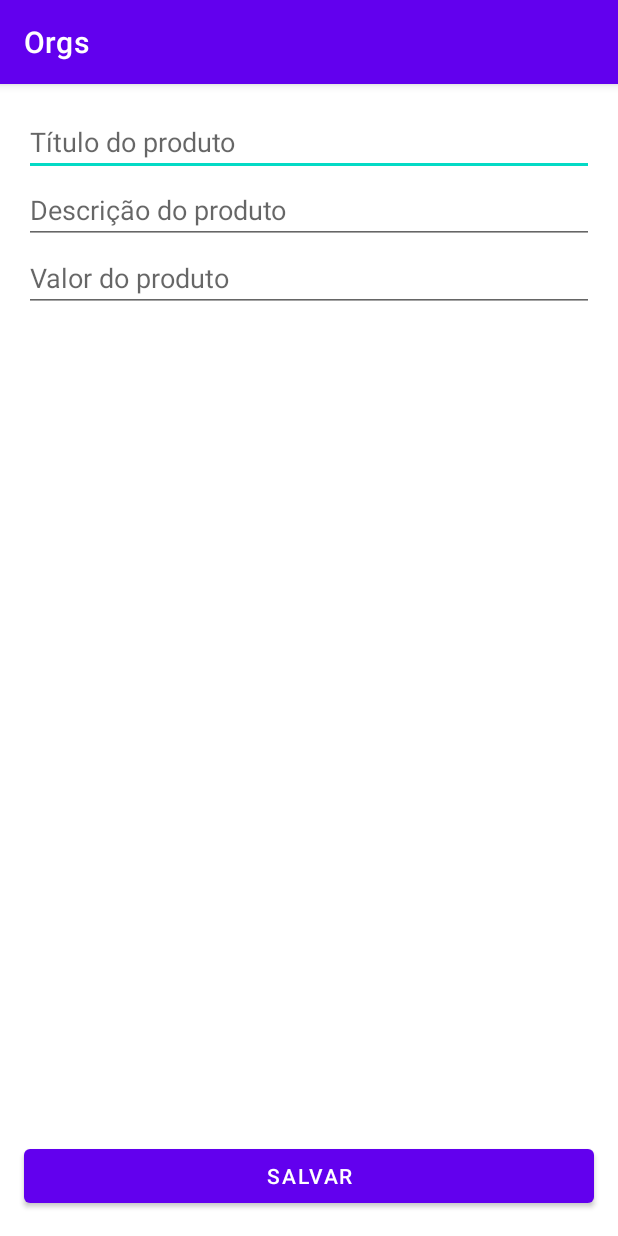
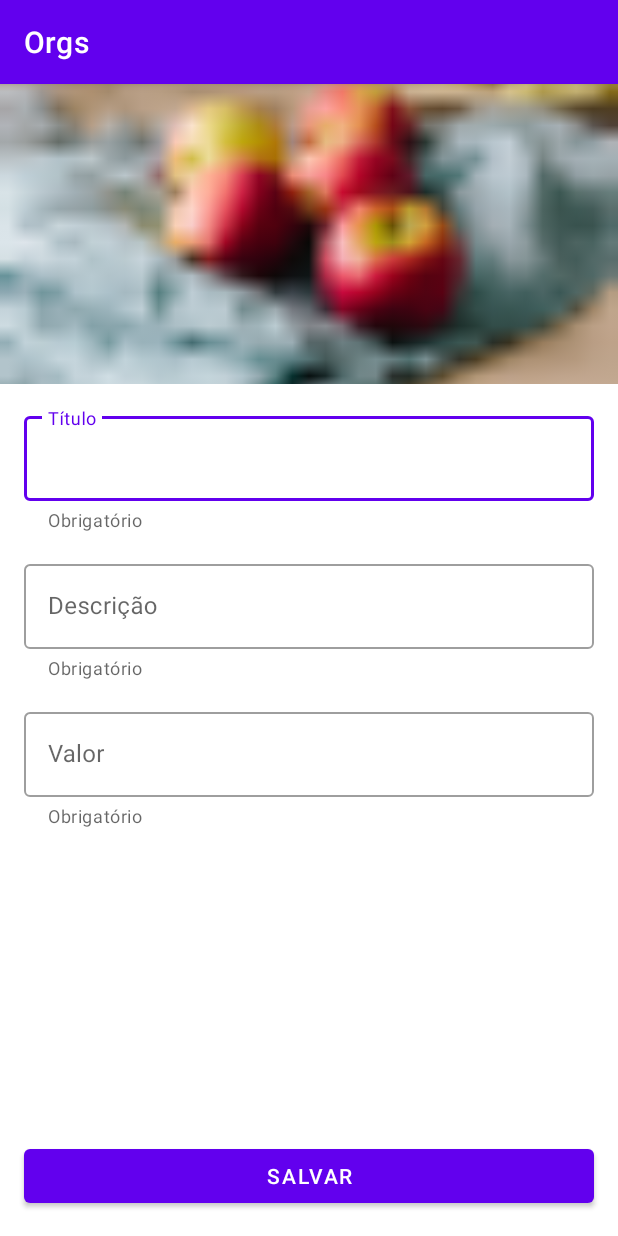
Before and after one commit to Franco904/orgs, an Android app: the CadastroProdutoActivity screen opened directly, with no data from a screen before it, on a phone screen of 412 x 824 dp. Run offline under Robolectric (Android 15) with nearby library versions, the phone set to English and light mode, and no system bars; our stand-ins replace data binding.

Commit message:
layout technics + new material widgets added

```diff
--- a/app/src/main/java/com/example/orgs/dao/ProdutosDao.kt
+++ b/app/src/main/java/com/example/orgs/dao/ProdutosDao.kt
@@ -13,7 +13,7 @@ class ProdutosDao {
     }
 
     companion object {
-        private val produtos = mutableListOf<Produto>(
+        private val produtos = mutableListOf(
             Produto("Maçãs", "Maçãs suculentas", BigDecimal("15.90")),
         )
     }
--- a/app/src/main/java/com/example/orgs/ui/activity/CadastroProdutoActivity.kt
+++ b/app/src/main/java/com/example/orgs/ui/activity/CadastroProdutoActivity.kt
@@ -34,13 +34,13 @@ class CadastroProdutoActivity : AppCompatActivity() {
 
     private fun createProduto(): Produto {
         val tituloField = binding.cadastroProdutoFieldTitulo
-        val titulo = tituloField.text.toString()
+        val titulo = tituloField.editText?.text.toString()
 
         val descricaoField = binding.cadastroProdutoFieldDescricao
-        val descricao = descricaoField.text.toString()
+        val descricao = descricaoField.editText?.text.toString()
 
         val valorField = binding.cadastroProdutoFieldValor
-        val valor = valorField.text.toString().trim()
+        val valor = valorField.editText?.text.toString().trim()
 
         val valorCasted = if (valor.isEmpty()) BigDecimal.ZERO else BigDecimal(valor)
 
--- a/app/src/main/java/com/example/orgs/ui/recyclerview/adapter/ListaProdutosAdapter.kt
+++ b/app/src/main/java/com/example/orgs/ui/recyclerview/adapter/ListaProdutosAdapter.kt
@@ -7,6 +7,8 @@ import android.view.ViewGroup
 import androidx.recyclerview.widget.RecyclerView
 import com.example.orgs.databinding.ProdutoItemBinding
 import com.example.orgs.model.Produto
+import java.text.NumberFormat
+import java.util.*
 
 class ListaProdutosAdapter(
     private val context: Context,
@@ -23,7 +25,8 @@ class ListaProdutosAdapter(
         fun bindProduto(produto: Produto) {
             titulo.text = produto.titulo
             descricao.text = produto.descricao
-            valor.text = "R$ ${produto.valor.toPlainString()}"
+            val currencyFormatter: NumberFormat = NumberFormat.getCurrencyInstance(Locale("pt", "br"))
+            valor.text = currencyFormatter.format(produto.valor)
         }
     }
 
--- a/app/src/main/res/layout/activity_cadastro_produto.xml
+++ b/app/src/main/res/layout/activity_cadastro_produto.xml
@@ -1,48 +1,93 @@
 <?xml version="1.0" encoding="utf-8"?>
-<layout xmlns:android="http://schemas.android.com/apk/res/android">
+<layout xmlns:tools="http://schemas.android.com/tools"
+    xmlns:app="http://schemas.android.com/apk/res-auto"
+    xmlns:android="http://schemas.android.com/apk/res/android">
 
     <ScrollView
-        xmlns:app="http://schemas.android.com/apk/res-auto"
-        xmlns:tools="http://schemas.android.com/tools"
         android:layout_width="match_parent"
         android:layout_height="match_parent"
-        android:fillViewport="true" >
+        android:fillViewport="true">
 
         <androidx.constraintlayout.widget.ConstraintLayout
             android:layout_width="match_parent"
             android:layout_height="wrap_content"
             tools:context=".ui.activity.CadastroProdutoActivity">
 
-            <EditText
+            <ImageView
+                android:id="@+id/cadastro_produto_item_image"
+                android:layout_width="0dp"
+                android:layout_height="200dp"
+                android:scaleType="centerCrop"
+                app:layout_constraintStart_toStartOf="parent"
+                app:layout_constraintEnd_toEndOf="parent"
+                app:layout_constraintTop_toTopOf="parent"
+                app:srcCompat="@drawable/apples" />
+
+            <com.google.android.material.textfield.TextInputLayout
                 android:id="@+id/cadastro_produto_field_titulo"
                 android:layout_width="0dp"
                 android:layout_height="wrap_content"
+                android:layout_margin="16dp"
                 android:hint="@string/hint_titulo_produto"
                 android:inputType="text"
-                android:layout_margin="16dp"
-                app:layout_constraintTop_toTopOf="parent"
+                android:minHeight="48dp"
+                app:layout_constraintEnd_toEndOf="parent"
                 app:layout_constraintStart_toStartOf="parent"
-                app:layout_constraintEnd_toEndOf="parent"/>
+                app:layout_constraintTop_toBottomOf="@id/cadastro_produto_item_image"
+                app:helperTextEnabled="true"
+                app:helperText="Obrigatório"
+                style="@style/Widget.MaterialComponents.TextInputLayout.OutlinedBox">
 
-            <EditText
+                <com.google.android.material.textfield.TextInputEditText
+                    android:layout_width="match_parent"
+                    android:layout_height="wrap_content"
+                    />
+
+            </com.google.android.material.textfield.TextInputLayout>
+
+            <com.google.android.material.textfield.TextInputLayout
                 android:id="@+id/cadastro_produto_field_descricao"
                 android:layout_width="0dp"
                 android:layout_height="wrap_content"
+                android:layout_marginTop="16dp"
                 android:hint="@string/hint_descricao_produto"
                 android:inputType="text"
+                android:minHeight="48dp"
+                app:layout_constraintEnd_toEndOf="@id/cadastro_produto_field_titulo"
+                app:layout_constraintStart_toStartOf="@id/cadastro_produto_field_titulo"
                 app:layout_constraintTop_toBottomOf="@id/cadastro_produto_field_titulo"
-                app:layout_constraintStart_toStartOf="@id/cadastro_produto_field_titulo"
-                app:layout_constraintEnd_toEndOf="@id/cadastro_produto_field_titulo"/>
+                app:helperTextEnabled="true"
+                app:helperText="Obrigatório"
+                style="@style/Widget.MaterialComponents.TextInputLayout.OutlinedBox">
 
-            <EditText
+                <com.google.android.material.textfield.TextInputEditText
+                    android:layout_width="match_parent"
+                    android:layout_height="wrap_content"
+                    />
+
+            </com.google.android.material.textfield.TextInputLayout>
+
+            <com.google.android.material.textfield.TextInputLayout
                 android:id="@+id/cadastro_produto_field_valor"
                 android:layout_width="0dp"
                 android:layout_height="wrap_content"
+                android:layout_marginTop="16dp"
                 android:hint="@string/hint_valor_produto"
-                android:inputType="phone"
+                android:inputType="text"
+                android:minHeight="48dp"
+                app:layout_constraintEnd_toEndOf="@id/cadastro_produto_field_descricao"
+                app:layout_constraintStart_toStartOf="@id/cadastro_produto_field_descricao"
                 app:layout_constraintTop_toBottomOf="@id/cadastro_produto_field_descricao"
-                app:layout_constraintStart_toStartOf="@id/cadastro_produto_field_descricao"
-                app:layout_constraintEnd_toEndOf="@id/cadastro_produto_field_descricao"/>
+                app:helperTextEnabled="true"
+                app:helperText="Obrigatório"
+                style="@style/Widget.MaterialComponents.TextInputLayout.OutlinedBox">
+
+                <com.google.android.material.textfield.TextInputEditText
+                    android:layout_width="match_parent"
+                    android:layout_height="wrap_content"
+                    />
+
+            </com.google.android.material.textfield.TextInputLayout>
 
             <Button
                 android:id="@+id/cadastro_produto_btn_salvar"
--- a/app/src/main/res/values/strings.xml
+++ b/app/src/main/res/values/strings.xml
@@ -1,8 +1,10 @@
 <resources>
     <string name="app_name">Orgs</string>
 
-    <string name="hint_titulo_produto">Título do produto</string>
-    <string name="hint_descricao_produto">Descrição do produto</string>
-    <string name="hint_valor_produto">Valor do produto</string>
+    <string name="hint_titulo_produto">Título</string>
+    <string name="hint_descricao_produto">Descrição</string>
+    <string name="hint_valor_produto">Valor</string>
     <string name="text_btn_salvar">Salvar</string>
+
+    <string name="text_fab_novo_produto">Novo produto</string>
 </resources>
```
Also changed, not shown: app/src/main/res/layout/activity_lista_produtos.xml (+7 -5 lines), app/src/main/res/layout/produto_item.xml (+20 -3 lines).
